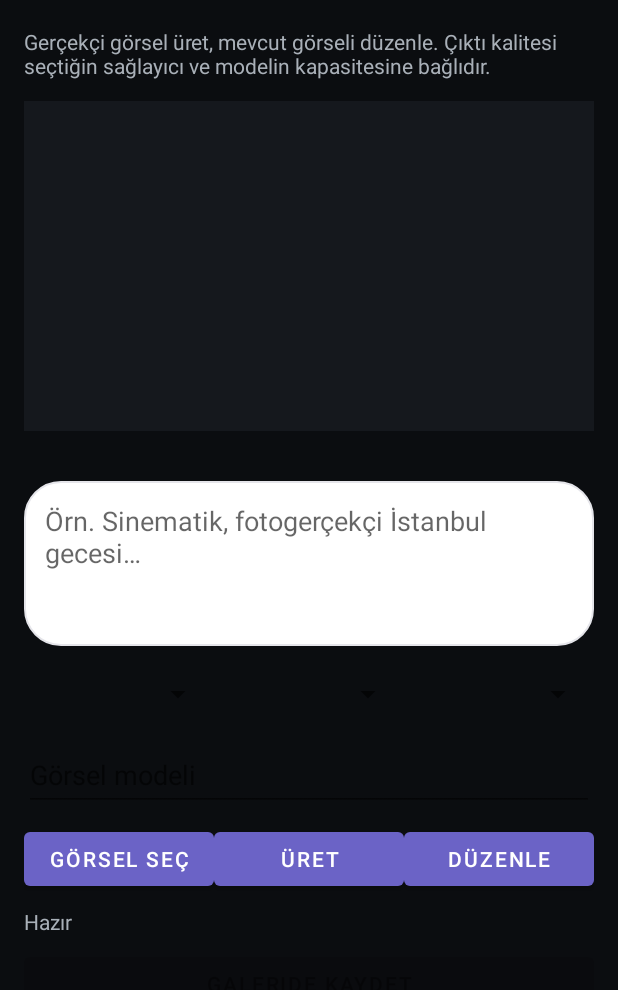
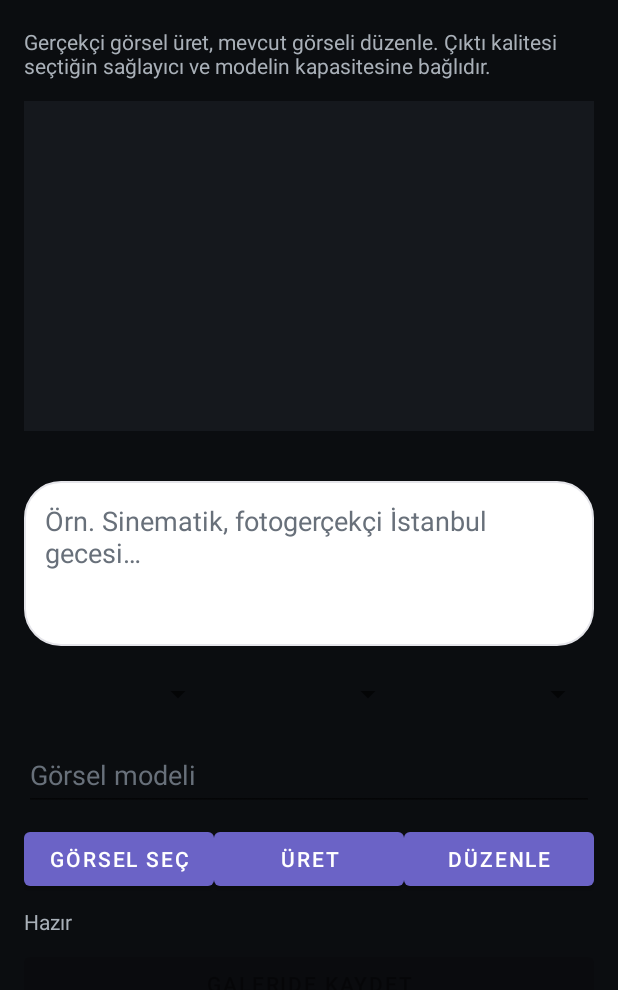
Before and after one commit to ThT0AltayHR/ZekaTR-Android, an Android app: the layout activity_image_generation.xml on its own in the app's theme, with its tools: preview values and no code run, on a phone screen of 412 x 824 dp, the part 78-1068 px from its top. Run offline under Robolectric (Android 15) with nearby library versions, the phone set to English and light mode, and no system bars.

Commit message:
Fix release resource linking errors

```diff
--- a/app/src/main/res/layout/activity_image_generation.xml
+++ b/app/src/main/res/layout/activity_image_generation.xml
@@ -8,13 +8,13 @@
     <TextView android:layout_width="match_parent" android:layout_height="wrap_content" android:layout_marginTop="10dp" android:text="Gerçekçi görsel üret, mevcut görseli düzenle. Çıktı kalitesi seçtiğin sağlayıcı ve modelin kapasitesine bağlıdır." android:textColor="#A9B0B8" />
     <ImageView android:id="@+id/preview" android:layout_width="match_parent" android:layout_height="220dp" android:layout_marginTop="14dp" android:scaleType="centerCrop" android:background="#15181D" android:contentDescription="Görsel önizleme" />
     <TextView android:id="@+id/textSelected" android:layout_width="match_parent" android:layout_height="wrap_content" android:textColor="#9AA2AC" android:paddingTop="6dp" />
-    <EditText android:id="@+id/prompt" android:layout_width="match_parent" android:layout_height="110dp" android:layout_marginTop="8dp" android:gravity="top" android:hint="Örn. Sinematik, fotogerçekçi İstanbul gecesi…" android:textColor="#FFFFFF" android:hintTextColor="#68707A" android:background="@drawable/bg_input" android:padding="14dp" />
+    <EditText android:id="@+id/prompt" android:layout_width="match_parent" android:layout_height="110dp" android:layout_marginTop="8dp" android:gravity="top" android:hint="Örn. Sinematik, fotogerçekçi İstanbul gecesi…" android:textColor="#FFFFFF" android:textColorHint="#68707A" android:background="@drawable/bg_input" android:padding="14dp" />
     <LinearLayout android:layout_width="match_parent" android:layout_height="wrap_content" android:orientation="horizontal" android:layout_marginTop="8dp">
         <Spinner android:id="@+id/provider" android:layout_width="0dp" android:layout_height="48dp" android:layout_weight="1" />
         <Spinner android:id="@+id/size" android:layout_width="0dp" android:layout_height="48dp" android:layout_weight="1" />
         <Spinner android:id="@+id/quality" android:layout_width="0dp" android:layout_height="48dp" android:layout_weight="1" />
     </LinearLayout>
-    <EditText android:id="@+id/model" android:layout_width="match_parent" android:layout_height="48dp" android:layout_marginTop="6dp" android:hint="Görsel modeli" android:textColor="#FFFFFF" android:hintTextColor="#68707A" />
+    <EditText android:id="@+id/model" android:layout_width="match_parent" android:layout_height="48dp" android:layout_marginTop="6dp" android:hint="Görsel modeli" android:textColor="#FFFFFF" android:textColorHint="#68707A" />
     <LinearLayout android:layout_width="match_parent" android:layout_height="wrap_content" android:layout_marginTop="8dp">
         <Button android:id="@+id/btnPick" android:layout_width="0dp" android:layout_height="48dp" android:layout_weight="1" android:text="Görsel seç" />
         <Button android:id="@+id/btnGenerate" android:layout_width="0dp" android:layout_height="48dp" android:layout_weight="1" android:text="Üret" />
--- a/app/src/main/res/values/colors.xml
+++ b/app/src/main/res/values/colors.xml
@@ -8,4 +8,8 @@
     <color name="accent_dark">#5048A6</color>
     <color name="danger">#D94A4A</color>
     <color name="white">#FFFFFF</color>
+    <color name="bg_bubble_ai">#F1F0FA</color>
+    <color name="bg_bubble_user">#E6E3FF</color>
+    <color name="code_bg">#20232A</color>
+    <color name="code_text">#E9EDF2</color>
 </resources>
```
